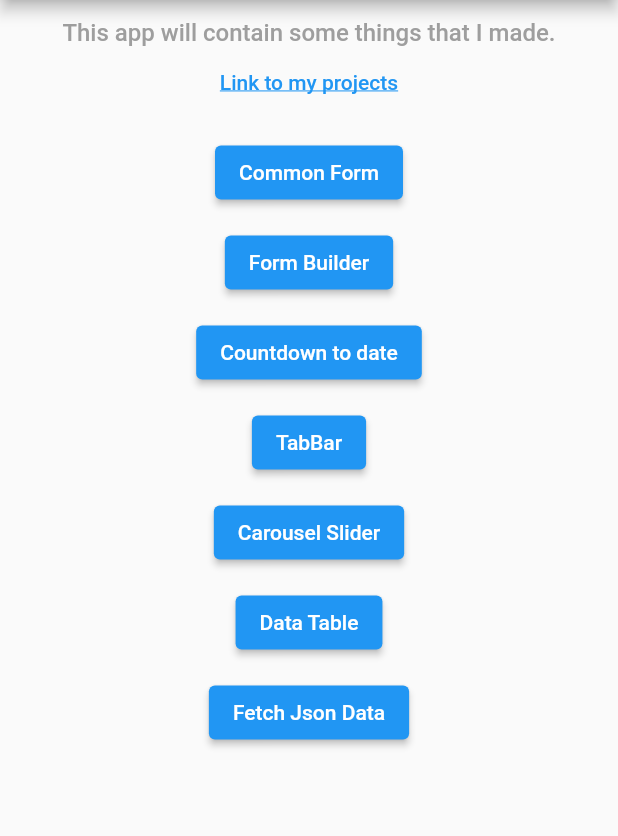
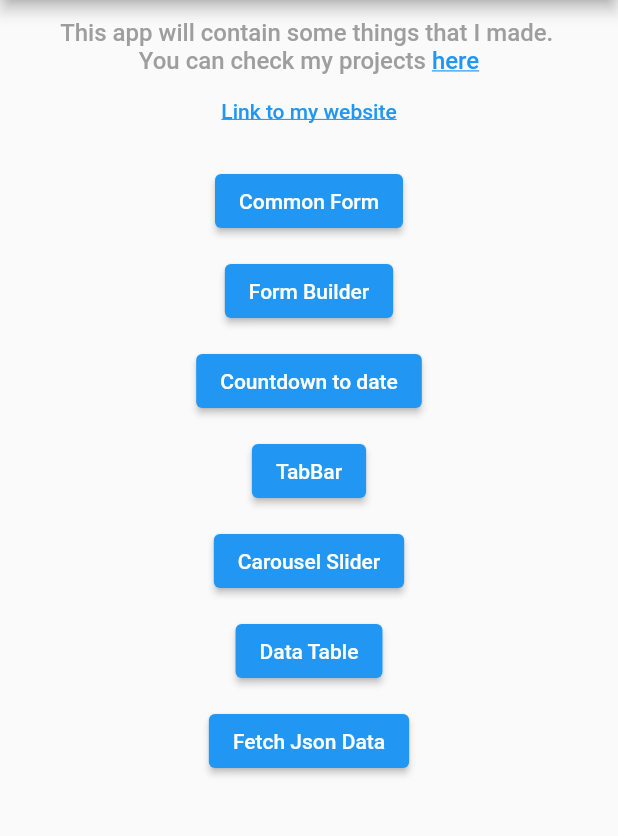
Before and after one commit to geronimol/flutter_examples, a Flutter app: the screen it shows after launch, on a phone screen of 412 x 824 dp, the part 84-920 px from its top. Run offline on Flutter 3.47's test engine with Material 2 defaults, Android fonts, the phone set to English and light mode, and no system bars; our stand-ins replace carousel_slider, email_validator, flutter_form_builder, form_builder_validators, mask_text_input_formatter.

Commit message:
rich text, selectable text

```diff
--- a/lib/constants.dart
+++ b/lib/constants.dart
@@ -4,7 +4,8 @@ import 'package:flutter/material.dart';
 const double kDefaultPadding = 12;
 
 /// Urls
-const String kProjectsUrl = 'https://devgero.com/proyectos';
+const String kMyWebsiteUrl = 'https://devgero.com';
+const String kProjectsUrl = '$kMyWebsiteUrl/proyectos';
 
 /// Colors
 const Color kPrimaryColor = Colors.blue;
--- a/lib/screens/countdown_to_date_screen.dart
+++ b/lib/screens/countdown_to_date_screen.dart
@@ -95,8 +95,6 @@ class _CountdownToDateScreenState extends State<CountdownToDateScreen> {
                 ],
               ),
 
-
-              //
               const SizedBox(height: 20,),
 
               /// Start Button
--- a/lib/screens/home_screen.dart
+++ b/lib/screens/home_screen.dart
@@ -1,6 +1,8 @@
 import 'package:flutter/material.dart';
+import 'package:flutter/gestures.dart';
 import 'package:flutter_examples/constants.dart';
 import 'package:url_launcher/link.dart';
+import 'package:url_launcher/url_launcher.dart';
 
 import 'carousel_slider_screen.dart';
 import 'common_form_screen.dart';
@@ -24,17 +26,37 @@ class HomeScreen extends StatelessWidget {
             child: Center(
               child: Column(
                 children: [
-                  const Text(
+                  const SelectableText(
                     'This app will contain some things that I made.',
                     style: TextStyle(color: Colors.grey, fontSize: 16, fontWeight: FontWeight.w500),
                   ),
+                  Text.rich(
+                    textAlign: TextAlign.left,
+                    TextSpan(
+                        style: const TextStyle(color: Colors.grey, fontSize: 16, fontWeight: FontWeight.w500),
+                        children: [
+                          const TextSpan(
+                            text: 'You can check my projects ',
+                          ),
+                          /// Link
+                          TextSpan(
+                            text: 'here',
+                            style: const TextStyle(decoration: TextDecoration.underline, color: Colors.blue),
+                            recognizer: TapGestureRecognizer()
+                              ..onTap = () { launchUrl(Uri.parse(kProjectsUrl));
+                              },
+                          ),
+                        ]
+                    ),
+                  ),
+                  /// Link
                   Link(
-                    uri: Uri.parse(kProjectsUrl),
+                    uri: Uri.parse(kMyWebsiteUrl),
                     target: LinkTarget.blank,
                     builder: (_, followLink) => TextButton(
                       onPressed: followLink,
                       child: const Text(
-                        'Link to my projects',
+                        'Link to my website',
                         style: TextStyle(decoration: TextDecoration.underline),),
                     ),
                   ),
```
